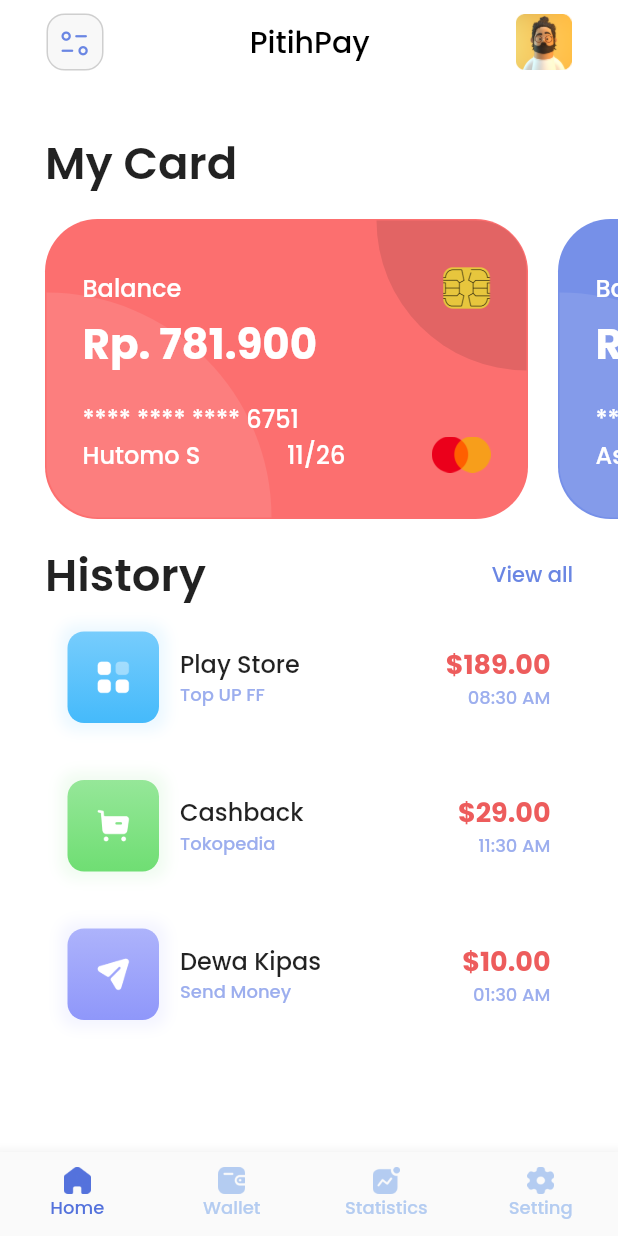
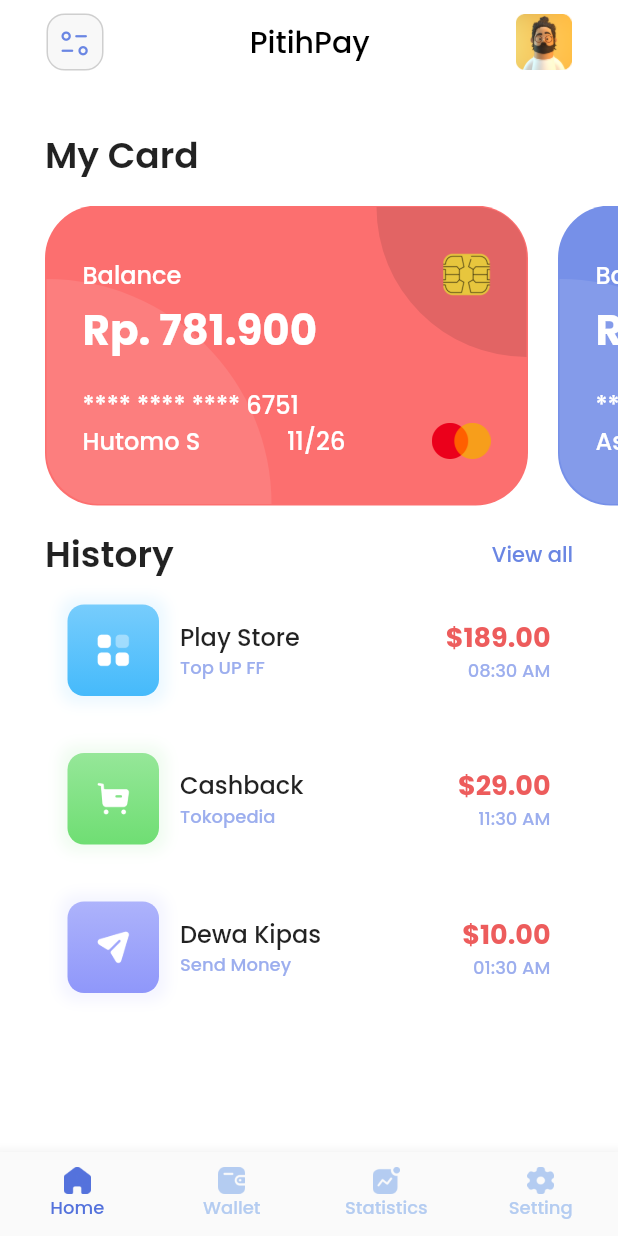
Before and after one commit to hutomosaktikartiko/UI-WalletApp-Flutter, a Flutter app: the screen it shows after launch, on a phone screen of 412 x 824 dp. Run offline on Flutter 3.47's test engine with Material 2 defaults, Android fonts, the phone set to English and light mode, and no system bars; our stand-ins replace dotted_border.

```diff
--- a/lib/presentation/screens/main/pages/home/widgets/build_history_transaction.dart
+++ b/lib/presentation/screens/main/pages/home/widgets/build_history_transaction.dart
@@ -3,8 +3,8 @@ import 'package:flutter/material.dart';
 import '../../../../../../core/config/size_config.dart';
 import '../../../../../../data/models/mock_history_transaction_model.dart';
 import '../../../../../widgets/custom_text_view_all.dart';
+import '../../../../../widgets/history_transaction_card.dart';
 import 'custom_label.dart';
-import '../../../../../widgets/history_transaction_card.dart';
 
 class BuildHistoryTransaction extends StatelessWidget {
   const BuildHistoryTransaction({
@@ -39,8 +39,18 @@ class BuildHistoryTransaction extends StatelessWidget {
                           ? 0
                           : 18,
                     ),
-                    child: HistoryTransactionCard(
-                      transaction: transaction,
+                    child: Container(
+                      padding: EdgeInsets.symmetric(
+                        vertical: 10,
+                        horizontal: 15,
+                      ),
+                      decoration: BoxDecoration(
+                        borderRadius: BorderRadius.circular(20),
+                        color: Colors.white,
+                      ),
+                      child: HistoryTransactionCard(
+                        transaction: transaction,
+                      ),
                     ),
                   ),
                 ),
--- a/lib/presentation/screens/main/pages/home/widgets/custom_label.dart
+++ b/lib/presentation/screens/main/pages/home/widgets/custom_label.dart
@@ -13,7 +13,7 @@ class CustomLabel extends StatelessWidget {
     return Text(
       label,
       style: TextStyle(
-        fontSize: 30,
+        fontSize: 24,
         fontWeight: FontWeight.w600,
       ),
     );
--- a/lib/presentation/widgets/history_transaction_card.dart
+++ b/lib/presentation/widgets/history_transaction_card.dart
@@ -13,16 +13,7 @@ class HistoryTransactionCard extends StatelessWidget {
 
   @override
   Widget build(BuildContext context) {
-    return Container(
-      padding: EdgeInsets.symmetric(
-        vertical: 10,
-        horizontal: 15,
-      ),
-      decoration: BoxDecoration(
-        borderRadius: BorderRadius.circular(20),
-        color: Colors.white,
-      ),
-      child: Row(
+    return Row(
       mainAxisAlignment: MainAxisAlignment.spaceBetween,
       children: [
         Row(
@@ -95,7 +86,6 @@ class HistoryTransactionCard extends StatelessWidget {
           ],
         )
       ],
-      ),
     );
   }
 }
```
Also changed, not shown: lib/presentation/screens/detail_card/detail_card_screen.dart (+31 -1 lines), lib/presentation/screens/detail_card/pages/month/month_page.dart (+5 -4 lines), lib/presentation/screens/detail_card/pages/week/week_page.dart (+5 -4 lines), lib/presentation/screens/detail_card/pages/widgets/page_body.dart (added, +40 -0 lines). Lines whose indentation alone changed are shown as unchanged.
